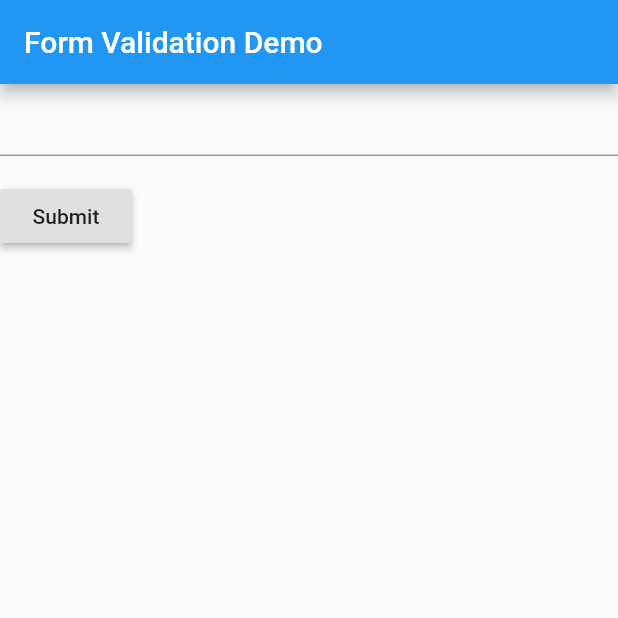
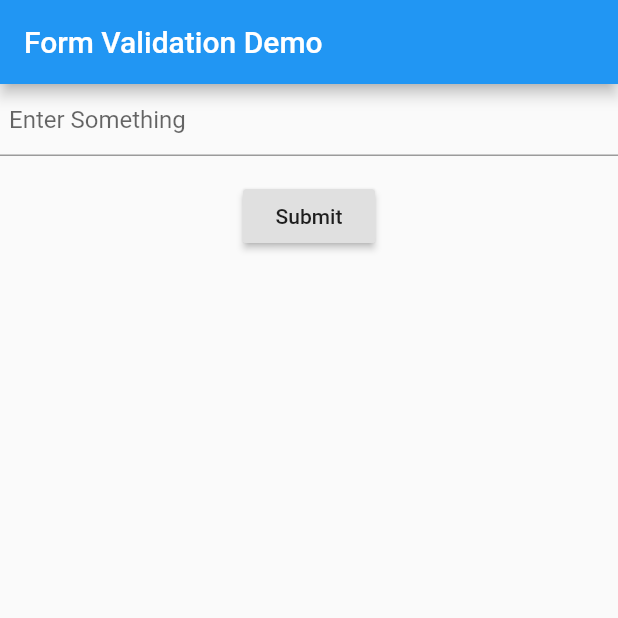
Before and after one commit to JulioRodriguezR/flutter-form, a Flutter app: the screen it shows after launch, on a phone screen of 412 x 824 dp, the top half of it. Run offline on Flutter 3.47's test engine with Material 2 defaults, Android fonts, the phone set to English and light mode, and no system bars.

Commit message:
Apply padding to the content of the TextFormField

```diff
--- a/lib/src/screens/myCustomForm.dart
+++ b/lib/src/screens/myCustomForm.dart
@@ -22,7 +22,7 @@ class MyCustomFormState extends State<MyCustomForm> {
     return Form(
       key: _formKey,
       child: Column(
-        crossAxisAlignment: CrossAxisAlignment.start,
+        crossAxisAlignment: CrossAxisAlignment.center,
         children: <Widget>[
           TextFormField(
             validator: (value) {
@@ -31,9 +31,13 @@ class MyCustomFormState extends State<MyCustomForm> {
               }
               return null;
             },
+            decoration: new InputDecoration(
+              hintText: "Enter Something",
+              contentPadding: const EdgeInsets.all(6.0),
+            ),
           ),
           Padding(
-            padding: const EdgeInsets.symmetric(vertical: 16.0),
+            padding: const EdgeInsets.all(16.0),
             child: RaisedButton(
               onPressed: () {
                 // Validate returns true if the form is valid, or false
```
